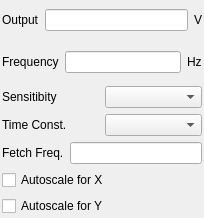
First picture: the form in modules/lia/lockinampform.ui, repository northriv/KAME, before the edit.
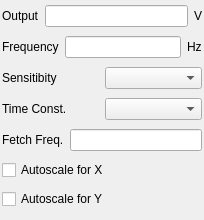
Second picture: the form after the edit.

The edit to the form file:
```diff
--- a/modules/lia/lockinampform.ui
+++ b/modules/lia/lockinampform.ui
@@ -7,21 +7,13 @@
     <x>0</x>
     <y>0</y>
     <width>204</width>
-    <height>218</height>
+    <height>220</height>
    </rect>
   </property>
   <property name="windowTitle">
    <string>LIA Control</string>
   </property>
   <widget class="QWidget" name="widget">
-   <property name="geometry">
-    <rect>
-     <x>0</x>
-     <y>0</y>
-     <width>204</width>
-     <height>218</height>
-    </rect>
-   </property>
    <layout class="QGridLayout">
     <property name="margin">
      <number>2</number>
@@ -43,6 +35,12 @@
      <layout class="QHBoxLayout">
       <item>
        <widget class="QLabel" name="textLabel2_2">
+        <property name="sizePolicy">
+         <sizepolicy hsizetype="Preferred" vsizetype="Fixed">
+          <horstretch>0</horstretch>
+          <verstretch>0</verstretch>
+         </sizepolicy>
+        </property>
         <property name="text">
          <string>Fetch Freq.</string>
         </property>
@@ -73,6 +71,12 @@
      <layout class="QHBoxLayout">
       <item>
        <widget class="QLabel" name="textLabel1">
+        <property name="sizePolicy">
+         <sizepolicy hsizetype="Preferred" vsizetype="Fixed">
+          <horstretch>0</horstretch>
+          <verstretch>0</verstretch>
+         </sizepolicy>
+        </property>
         <property name="text">
          <string>Sensitibity</string>
         </property>
@@ -90,6 +94,12 @@
      <layout class="QHBoxLayout">
       <item>
        <widget class="QLabel" name="textLabel4">
+        <property name="sizePolicy">
+         <sizepolicy hsizetype="Preferred" vsizetype="Fixed">
+          <horstretch>0</horstretch>
+          <verstretch>0</verstretch>
+         </sizepolicy>
+        </property>
         <property name="text">
          <string>Time Const.</string>
         </property>
@@ -107,6 +117,12 @@
      <layout class="QHBoxLayout">
       <item>
        <widget class="QLabel" name="textLabel2">
+        <property name="sizePolicy">
+         <sizepolicy hsizetype="Preferred" vsizetype="Fixed">
+          <horstretch>0</horstretch>
+          <verstretch>0</verstretch>
+         </sizepolicy>
+        </property>
         <property name="text">
          <string>Output</string>
         </property>
@@ -120,6 +136,12 @@
       </item>
       <item>
        <widget class="QLabel" name="textLabel3">
+        <property name="sizePolicy">
+         <sizepolicy hsizetype="Preferred" vsizetype="Fixed">
+          <horstretch>0</horstretch>
+          <verstretch>0</verstretch>
+         </sizepolicy>
+        </property>
         <property name="text">
          <string>V</string>
         </property>
@@ -134,6 +156,12 @@
      <layout class="QHBoxLayout">
       <item>
        <widget class="QLabel" name="textLabel2_3">
+        <property name="sizePolicy">
+         <sizepolicy hsizetype="Preferred" vsizetype="Fixed">
+          <horstretch>0</horstretch>
+          <verstretch>0</verstretch>
+         </sizepolicy>
+        </property>
         <property name="text">
          <string>Frequency</string>
         </property>
@@ -147,6 +175,12 @@
       </item>
       <item>
        <widget class="QLabel" name="textLabel3_2">
+        <property name="sizePolicy">
+         <sizepolicy hsizetype="Preferred" vsizetype="Fixed">
+          <horstretch>0</horstretch>
+          <verstretch>0</verstretch>
+         </sizepolicy>
+        </property>
         <property name="text">
          <string>Hz</string>
         </property>
```
Left out of the diff: 2 changed lines with no effect on the pictures.
